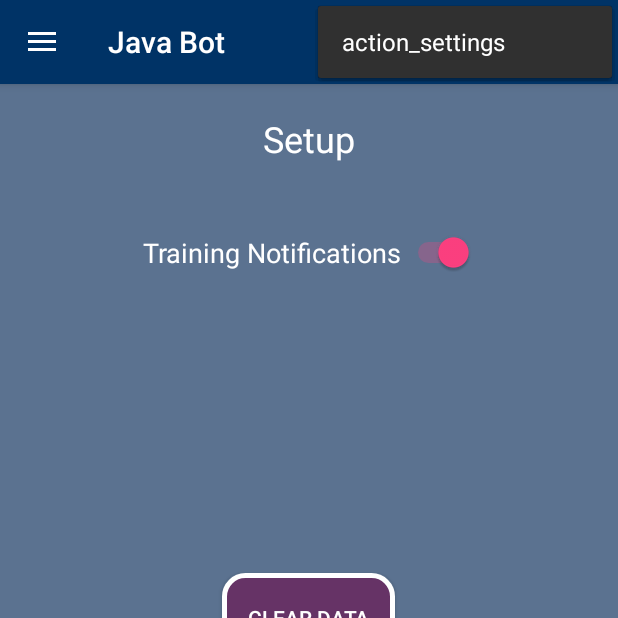
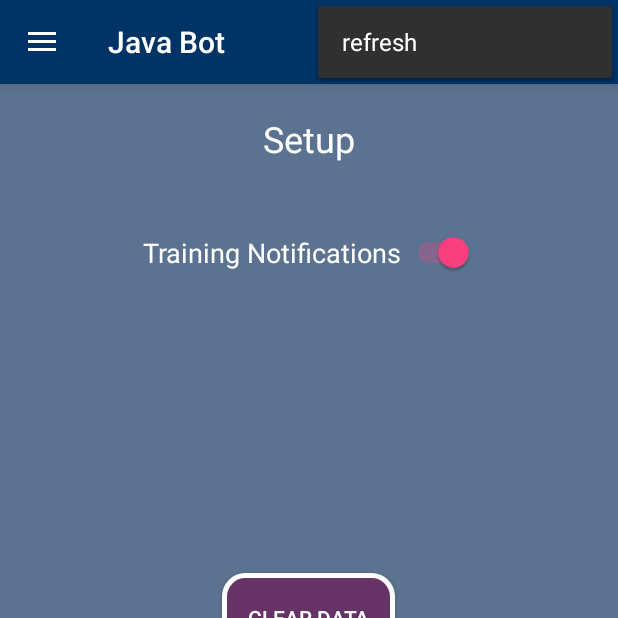
Before and after one commit to EdwardDunn/java-bot, an Android app: the SetupActivity screen opened directly, with no data from a screen before it, with the options menu open, on a phone screen of 412 x 824 dp, the top half of it. Run offline under Robolectric (Android 15) with nearby library versions, the phone set to English and light mode, and no system bars.

Commit message:
Added refresh to options menu

```diff
--- a/app/src/main/java/abertay/ac/uk/java_bot_app/MainActivity.java
+++ b/app/src/main/java/abertay/ac/uk/java_bot_app/MainActivity.java
@@ -420,9 +420,11 @@ public class MainActivity extends AppCompatActivity implements NavigationView.On
     public boolean onOptionsItemSelected(MenuItem item){
         int id = item.getItemId();
 
-        if(id == R.id.action_settings){
+        if(id == R.id.refresh){
+            Intent intent = getIntent();
+            finish();
+            startActivity(intent);
             return true;
-
         }
 
         return super.onOptionsItemSelected(item);
--- a/app/src/main/java/abertay/ac/uk/java_bot_app/SetupActivity.java
+++ b/app/src/main/java/abertay/ac/uk/java_bot_app/SetupActivity.java
@@ -146,9 +146,11 @@ public class SetupActivity extends AppCompatActivity implements NavigationView.O
     public boolean onOptionsItemSelected(MenuItem item){
         int id = item.getItemId();
 
-        if(id == R.id.action_settings){
+        if(id == R.id.refresh){
+            Intent intent = getIntent();
+            finish();
+            startActivity(intent);
             return true;
-
         }
 
         return super.onOptionsItemSelected(item);
--- a/app/src/main/java/abertay/ac/uk/java_bot_app/StackOverflowActivity.java
+++ b/app/src/main/java/abertay/ac/uk/java_bot_app/StackOverflowActivity.java
@@ -118,9 +118,11 @@ public class StackOverflowActivity extends AppCompatActivity implements Navigati
     public boolean onOptionsItemSelected(MenuItem item){
         int id = item.getItemId();
 
-        if(id == R.id.action_settings){
+        if(id == R.id.refresh){
+            Intent intent = getIntent();
+            finish();
+            startActivity(intent);
             return true;
-
         }
 
         return super.onOptionsItemSelected(item);
--- a/app/src/main/java/abertay/ac/uk/java_bot_app/TechMeetupsActivity.java
+++ b/app/src/main/java/abertay/ac/uk/java_bot_app/TechMeetupsActivity.java
@@ -491,7 +491,10 @@ public class TechMeetupsActivity extends AppCompatActivity implements Navigation
     public boolean onOptionsItemSelected(MenuItem item){
         int id = item.getItemId();
 
-        if(id == R.id.action_settings){
+        if(id == R.id.refresh){
+            Intent intent = getIntent();
+            finish();
+            startActivity(intent);
             return true;
         }
 
--- a/app/src/main/java/abertay/ac/uk/java_bot_app/TrainingActivity.java
+++ b/app/src/main/java/abertay/ac/uk/java_bot_app/TrainingActivity.java
@@ -254,9 +254,11 @@ public class TrainingActivity extends AppCompatActivity implements NavigationVie
     public boolean onOptionsItemSelected(MenuItem item){
         int id = item.getItemId();
 
-        if(id == R.id.action_settings){
+        if(id == R.id.refresh){
+            Intent intent = getIntent();
+            finish();
+            startActivity(intent);
             return true;
-
         }
         return super.onOptionsItemSelected(item);
     }
--- a/app/src/main/res/menu/nav_drawer.xml
+++ b/app/src/main/res/menu/nav_drawer.xml
@@ -2,9 +2,9 @@
 <menu xmlns:android="http://schemas.android.com/apk/res/android"
     xmlns:app="http://schemas.android.com/apk/res-auto">
     <item
-        android:id="@+id/action_settings"
+        android:id="@+id/refresh"
         android:orderInCategory="100"
-        android:title="@string/settings_menu_title"
+        android:title="@string/refresh_options_menu"
         app:showAsAction="never"/>
 
 </menu>
--- a/app/src/main/res/values/strings.xml
+++ b/app/src/main/res/values/strings.xml
@@ -60,6 +60,6 @@
     <string name="problem_deleting_training_data">Problem deleting data, please try again</string>
     <string name="javabot_image_description">JavaBot Image</string>
     <string name="menu_action_settings">Settings</string>
-    <string name="settings_menu_title">action_settings</string>
+    <string name="refresh_options_menu">refresh</string>
 
 </resources>
```
Also changed, not shown: app/src/main/java/abertay/ac/uk/java_bot_app/SolutionActivity.java (+12 -2 lines).
